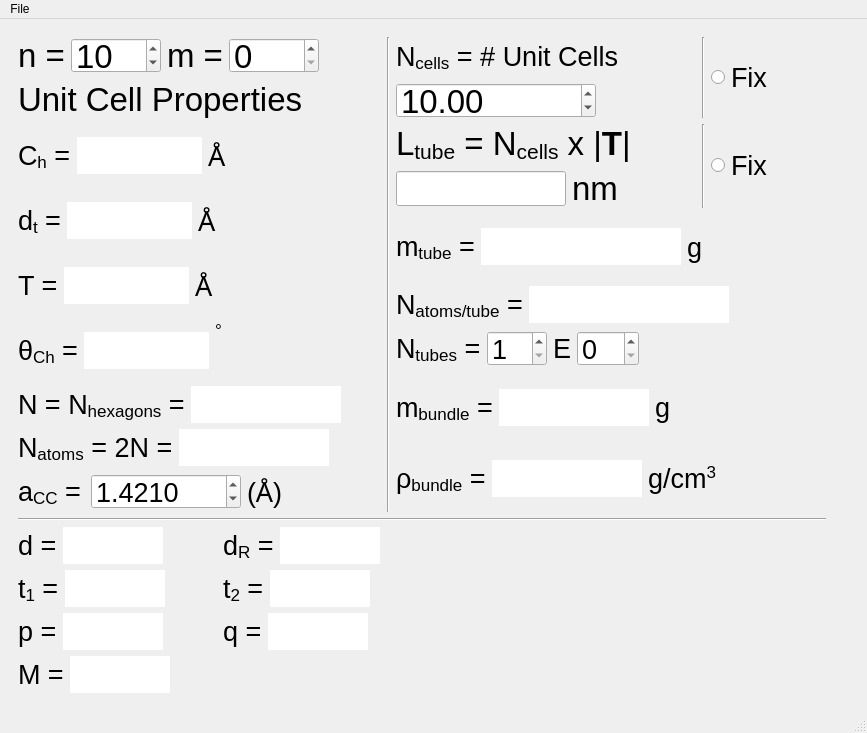
Above: swcnts4squints/swcnts4squints2.ui from androomerrill/swcnts4squints before the change. Below: the same form after it.
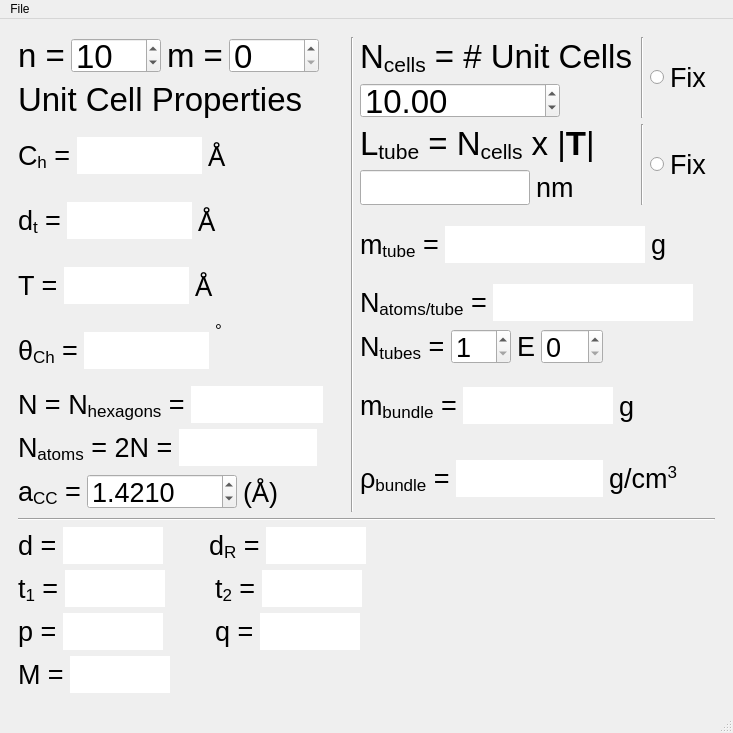
That is the form after the change.

What changed in the file:
```diff
--- a/swcnts4squints/swcnts4squints2.ui
+++ b/swcnts4squints/swcnts4squints2.ui
@@ -6,7 +6,7 @@
    <rect>
     <x>0</x>
     <y>0</y>
-    <width>867</width>
+    <width>733</width>
     <height>733</height>
    </rect>
   </property>
@@ -690,19 +690,19 @@
                    <widget class="QLabel" name="label_12">
                     <property name="minimumSize">
                      <size>
-                      <width>300</width>
+                      <width>275</width>
                       <height>40</height>
                      </size>
                     </property>
                     <property name="maximumSize">
                      <size>
-                      <width>300</width>
+                      <width>275</width>
                       <height>40</height>
                      </size>
                     </property>
                     <property name="font">
                      <font>
-                      <pointsize>20</pointsize>
+                      <pointsize>25</pointsize>
                      </font>
                     </property>
                     <property name="text">
@@ -773,13 +773,13 @@
                  <widget class="QRadioButton" name="fix_Ncells_radioButton">
                   <property name="minimumSize">
                    <size>
-                    <width>75</width>
+                    <width>60</width>
                     <height>0</height>
                    </size>
                   </property>
                   <property name="maximumSize">
                    <size>
-                    <width>75</width>
+                    <width>60</width>
                     <height>16777215</height>
                    </size>
                   </property>
@@ -819,13 +819,13 @@
                    <widget class="QLabel" name="label_43">
                     <property name="minimumSize">
                      <size>
-                      <width>300</width>
+                      <width>275</width>
                       <height>40</height>
                      </size>
                     </property>
                     <property name="maximumSize">
                      <size>
-                      <width>300</width>
+                      <width>275</width>
                       <height>40</height>
                      </size>
                     </property>
@@ -878,7 +878,7 @@
                      <widget class="QLabel" name="label_44">
                       <property name="font">
                        <font>
-                        <pointsize>25</pointsize>
+                        <pointsize>20</pointsize>
                        </font>
                       </property>
                       <property name="text">
@@ -914,13 +914,13 @@
                  <widget class="QRadioButton" name="fix_tube_length_radioButton">
                   <property name="minimumSize">
                    <size>
-                    <width>75</width>
+                    <width>60</width>
                     <height>0</height>
                    </size>
                   </property>
                   <property name="maximumSize">
                    <size>
-                    <width>75</width>
+                    <width>60</width>
                     <height>16777215</height>
                    </size>
                   </property>
@@ -1791,7 +1791,7 @@
           </property>
           <property name="sizeHint" stdset="0">
            <size>
-            <width>16</width>
+            <width>0</width>
             <height>20</height>
            </size>
           </property>
@@ -1843,7 +1843,7 @@
     <rect>
      <x>0</x>
      <y>0</y>
-     <width>867</width>
+     <width>733</width>
      <height>25</height>
     </rect>
    </property>
```
